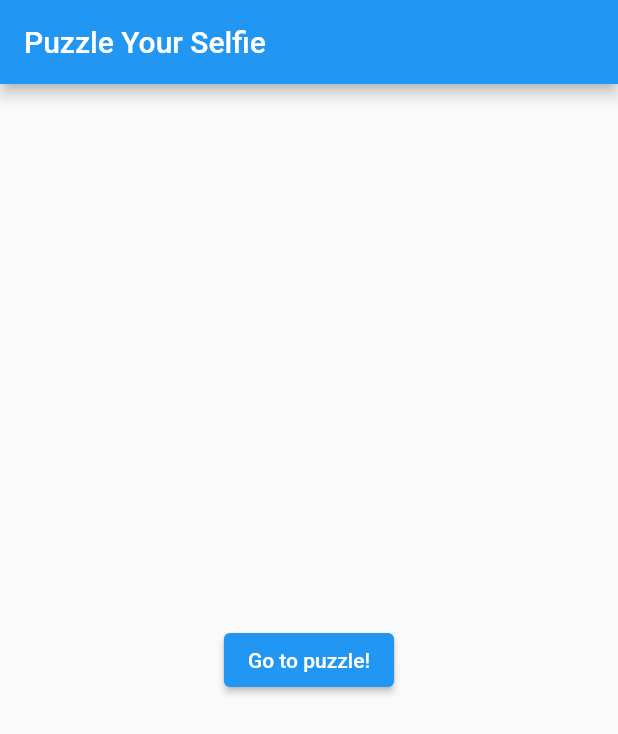
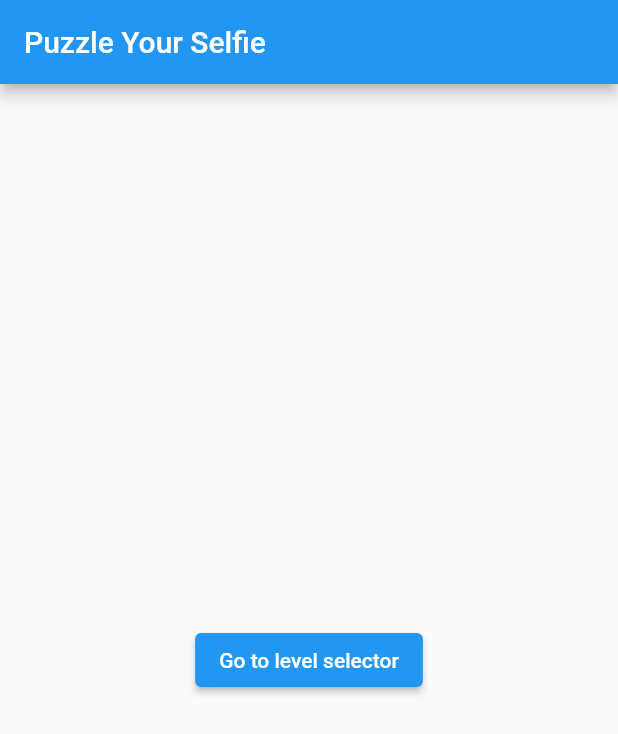
Before and after one commit to mattergijz/PuzzleYourSelfie, a Flutter app: the screen it shows after launch, on a phone screen of 412 x 824 dp. Shown: the top 734 px of the screen. Run offline on Flutter 3.47's test engine with Material 2 defaults, Android fonts, the phone set to English and light mode, and no system bars; our stand-ins replace image_picker, yaml.

Commit message:
Puzzle app update

```diff
--- a/assets/levels.yaml
+++ b/assets/levels.yaml
@@ -1,12 +1,15 @@
 - levels:
   - level1:
+    - number: 1
     - amountOfPieces: 9
     - levelPassed: false
 
   - level2:
+    - number: 2
     - amountOfPieces: 16
     - levelPassed: false
 
   - level3:
+    - number: 3
     - amountOfPieces: 25
     - levelPassed: false
--- a/lib/main.dart
+++ b/lib/main.dart
@@ -1,6 +1,15 @@
+import 'dart:collection';
+import 'package:http/http.dart' as http;
 import 'package:flutter/material.dart';
+import 'package:flutter/services.dart' as service;
+import 'package:image_picker/image_picker.dart';
 
-import 'package:first_app/screens/puzzle_screen.dart';
+import '../screens/puzzle_screen.dart';
+import '../screens/select_level_screen.dart';
+
+import 'package:yaml/yaml.dart';
+
+import 'models/level.dart';
 
 void main() => runApp(MyApp());
 
@@ -16,8 +25,9 @@ class MyAppState extends State<MyApp> {
   Widget build(BuildContext context) {
     return MaterialApp(
       routes: {
-        // '/': (context) => HomeScreen(),
-        '/puzzle': (context) => PuzzleScreen(1, "assets/images/poep"),
+        PuzzleScreen.screenRoute: (context) =>
+            PuzzleScreen(1, "assets/images/poep"),
+        SelectLevelScreen.screenRoute: (context) => SelectLevelScreen(),
       },
       initialRoute: "/",
       home: HomeScreen(),
@@ -25,7 +35,45 @@ class MyAppState extends State<MyApp> {
   }
 }
 
-class HomeScreen extends StatelessWidget {
+class HomeScreen extends StatefulWidget {
+  @override
+  State<HomeScreen> createState() => _HomeScreenState();
+}
+
+class _HomeScreenState extends State<HomeScreen> {
+  List<Level> levels = [];
+
+  bool dataLoading = true;
+
+  Map<String, Object> arguments = new Map();
+
+  Future<void> getVariablesFromEnvironment() async {
+    final String data =
+        await service.rootBundle.loadString('assets/levels.yaml');
+    final YamlList yamlData = loadYaml(data);
+    List<dynamic> yamlDataList = yamlData[0]['levels'];
+    Map<int, dynamic> yamlMap = yamlDataList.asMap();
+    yamlMap.forEach(
+      (key, value) {
+        levels.add(Level(
+            value['level${key + 1}'][0]['number'],
+            value['level${key + 1}'][1]['amountOfPieces'],
+            value['level${key + 1}'][2]['levelPassed'] as bool));
+      },
+    );
+  }
+
+  @override
+  void initState() {
+    super.initState();
+    getVariablesFromEnvironment().then((_) {
+      arguments['levels'] = levels;
+      setState(() {
+        dataLoading = false;
+      });
+    });
+  }
+
   @override
   Widget build(BuildContext context) {
     return Scaffold(
@@ -33,12 +81,23 @@ class HomeScreen extends StatelessWidget {
         title: Text('Puzzle Your Selfie'),
       ),
       body: Center(
-        child: ElevatedButton(
-          child: Text("Go to puzzle!"),
-          onPressed: () {
-            Navigator.pushNamed(context, PuzzleScreen.screenRoute);
-          },
-        ),
+        child: dataLoading
+            ? CircularProgressIndicator()
+            : Column(
+                mainAxisAlignment: MainAxisAlignment.center,
+                children: [
+                  ElevatedButton(
+                    onPressed: () {
+                      Navigator.pushNamed(
+                        context,
+                        SelectLevelScreen.screenRoute,
+                        arguments: arguments,
+                      );
+                    },
+                    child: Text("Go to level selector"),
+                  ),
+                ],
+              ),
       ),
     );
   }
--- a/lib/models/level.dart
+++ b/lib/models/level.dart
@@ -1,11 +1,12 @@
 class Level {
+  final int number;
   final int amountOfTiles;
   final bool passed;
 
-  Level(this.amountOfTiles, this.passed);
+  Level(this.number, this.amountOfTiles, this.passed);
 
   @override
   String toString() {
-    return "{" + amountOfTiles.toString() + ", " + passed.toString() + "}";
+    return "{Number: ${number}, Amount Of Tiles: ${amountOfTiles}, Passed: ${passed} }";
   }
 }
```
Also changed, not shown: lib/screens/puzzle_screen.dart (+44 -39 lines), lib/screens/select_level_screen.dart (added, +98 -0 lines), lib/widgets/puzzle_board.dart (+6 -10 lines), lib/widgets/puzzle_piece.dart (+20 -16 lines), lib/widgets/puzzle_target.dart (+16 -15 lines), pubspec.yaml (+7 -1 lines), pubspec.lock, 6 other files.
